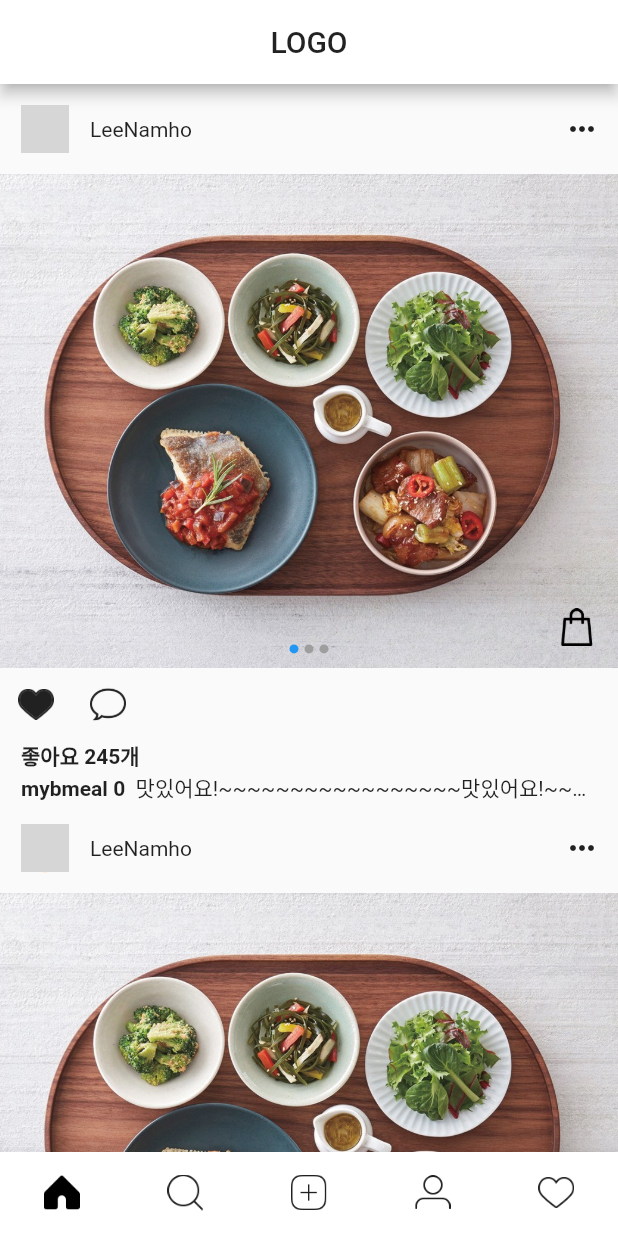
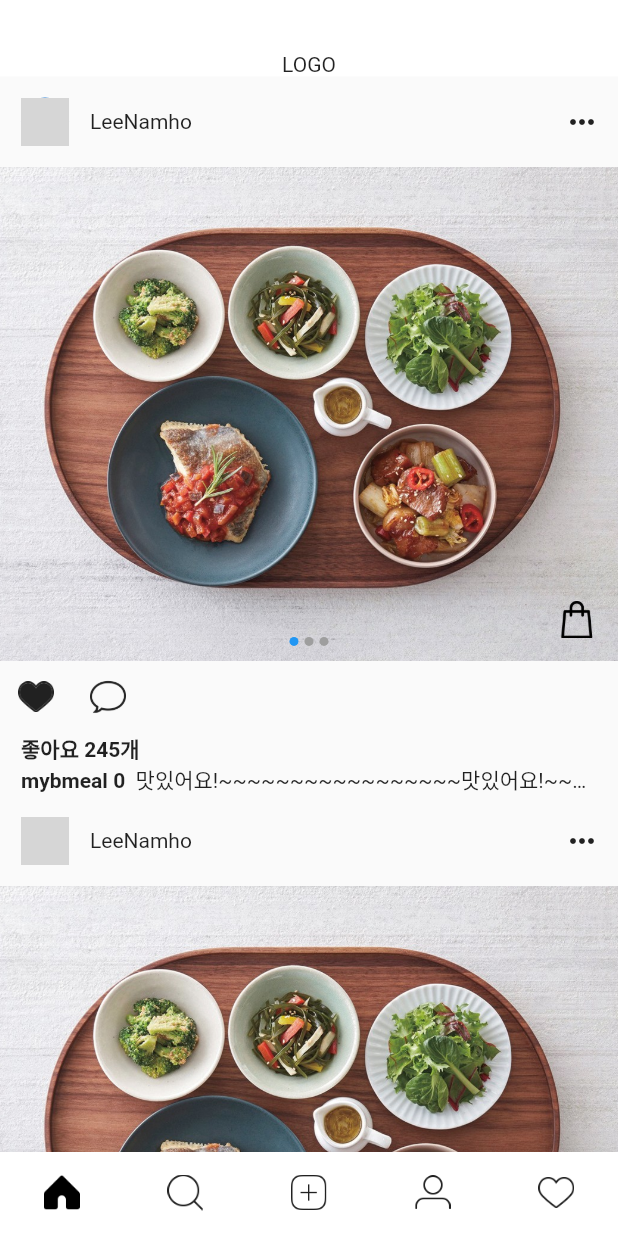
Before and after one commit to LeeTree88/nh_test_project, a Flutter app: the screen it shows after launch, on a phone screen of 412 x 824 dp. Run offline on Flutter 3.47's test engine with Material 2 defaults, Android fonts, the phone set to English and light mode, and no system bars; drawn by our look-alikes of flutter_image_slideshow, pull_to_refresh; our stand-ins replace cached_network_image, flutter_calendar_carousel, flutter_sticky_header, image_picker, sticky_headers, transparent_image; missing offline and left inert: multi_image_picker, nav; network calls fail; grey boxes are pictures that could not be loaded.

```diff
--- a/lib/Home.dart
+++ b/lib/Home.dart
@@ -45,18 +45,41 @@ class _homeState extends State<home> {
     );
   }
 
-  AppBar _my_appbar() {
-    return AppBar(
-      backgroundColor: Colors.white,
-      title: Row(
-        mainAxisAlignment: MainAxisAlignment.center,
+  Container _my_main_appbar() {
+    return Container(
+      color: HexColor('#ffffff'),
+      child: Column(
+        // mainAxisAlignment: MainAxisAlignment.spaceBetween,
         children: [
-          Text('LOGO'),
-          // Image.asset(
-          //   'assets/logo.png',
-          //   fit: BoxFit.contain,
-          //   height: 32,
-          // ),
+          Container(
+            color: Colors.white,
+            padding: EdgeInsets.only(top: 35, bottom: 0),
+            child: Row(
+              //mainAxisAlignment: MainAxisAlignment.start,
+              //crossAxisAlignment: CrossAxisAlignment.start,
+              children: [
+                Expanded(
+                  flex: 1,
+                  // margin: EdgeInsets.only(left: 19, top: 33),
+                  child: Text(''),
+                ),
+                Expanded(
+                  flex: 3,
+                  //  margin: EdgeInsets.only(top: 37),
+                  child: Center(
+                    child: Text('LOGO'),
+                    // Image(
+                    //     image: AssetImage('assets/logo.png'),
+                    //     fit: BoxFit.contain)
+                  ),
+                ),
+                Expanded(
+                  flex: 1,
+                  child: Center(),
+                ),
+              ],
+            ),
+          ),
         ],
       ),
     );
@@ -65,12 +88,15 @@ class _homeState extends State<home> {
   @override
   Widget build(BuildContext context) {
     return MaterialApp(
-      theme: ThemeData(
-        primarySwatch: Colors.orange,
-      ),
       home: Scaffold(
-        appBar: _selectedIndex != 3 ? _my_appbar() : null,
-        body: IndexedStack(index: _selectedIndex, children: _widgetOptions),
+        body: Column(
+          children: [
+            _selectedIndex == 0 ? _my_main_appbar() : Container(),
+            Expanded(
+                child: IndexedStack(
+                    index: _selectedIndex, children: _widgetOptions)),
+          ],
+        ),
         bottomNavigationBar: BottomNavigationBar(
           showSelectedLabels: false,
           showUnselectedLabels: false,
```
Also changed, not shown: lib/MypageTab.dart (+65 -11 lines), lib/follow.dart (added, +114 -0 lines), assets/small_back_btn_orange.png (added).
